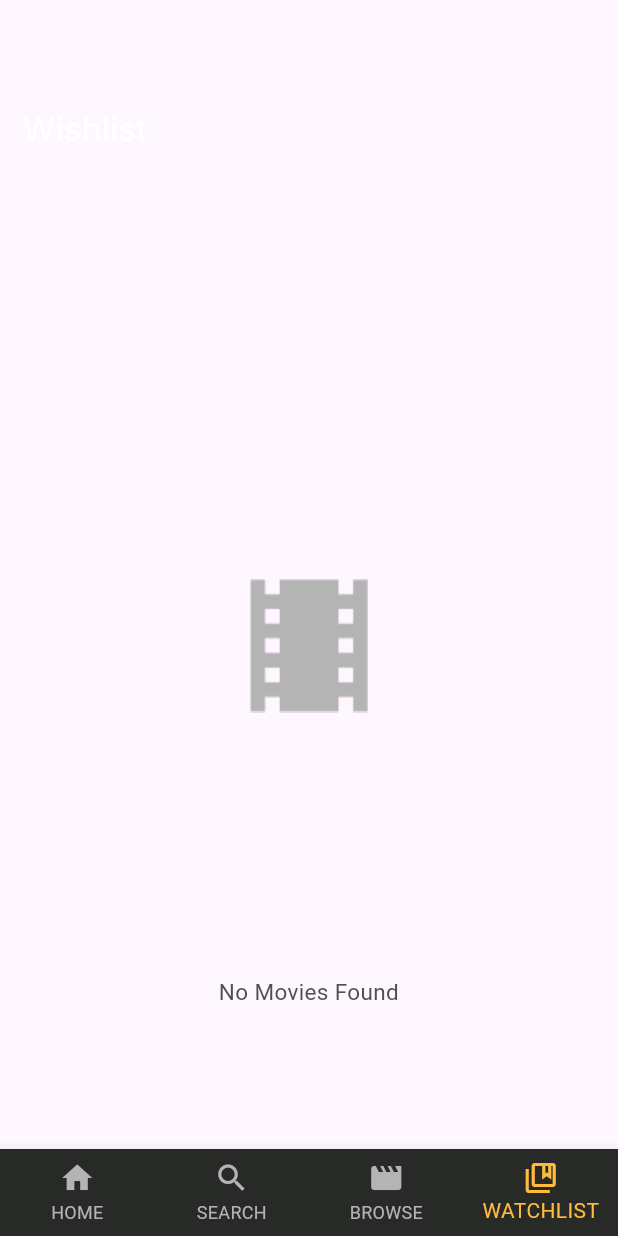
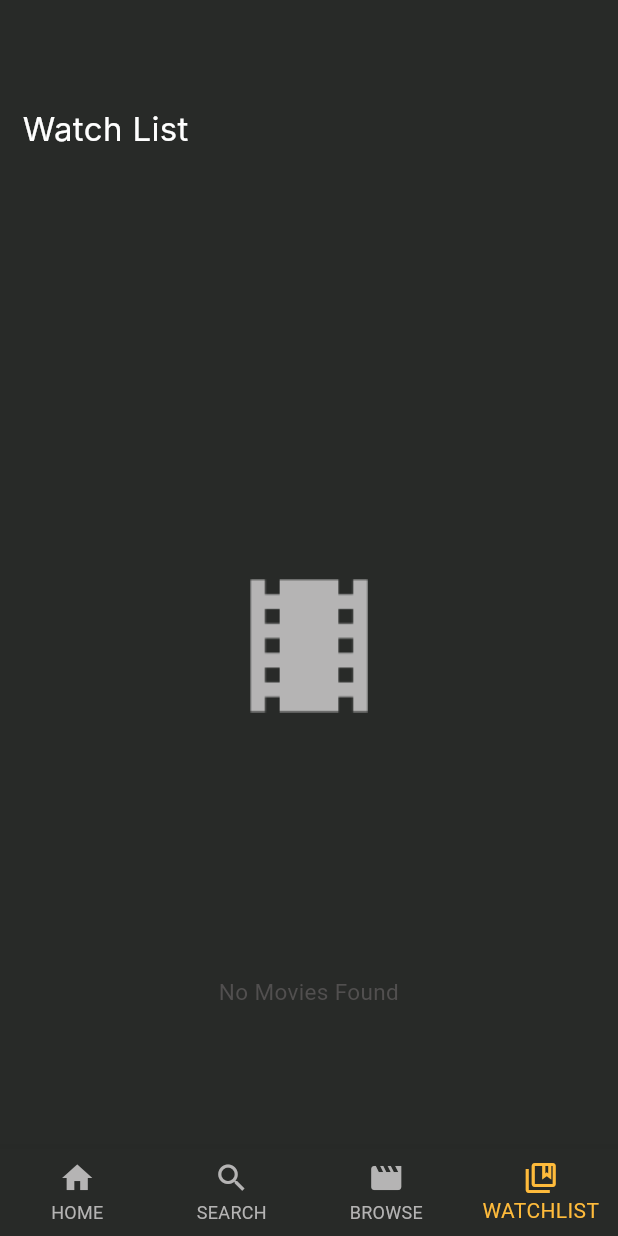
Before and after one commit to Mennaeshra12/move-on-, a Flutter app: the screen it shows after launch, item 4 of the bottom bar chosen, on a phone screen of 412 x 824 dp. Run offline on Flutter 3.47's test engine with Material 3 defaults, Android fonts, the phone set to English and light mode, and no system bars; our stand-ins replace carousel_slider, cloud_firestore, firebase_core, flutter_bloc, flutter_screenutil, google_fonts and 1 more; accounts and stored records are empty; network calls fail; Roboto replaces fonts that are missing (Inter).

Commit message:
background

```diff
--- a/lib/HomeTab/widgets/upComingItem.dart
+++ b/lib/HomeTab/widgets/upComingItem.dart
@@ -74,6 +74,10 @@ class _UpcomingitemState extends State<Upcomingitem> {
               onTap: (){
                // Navigator.pushNamed(context, WatchListTab.routeName);
               },
+              child: InkWell(
+                onTap: (){
+                  Navigator.of(context).pushNamed(WatchListTab.routeName);
+                },
                 child: Image.asset(
                   _isFavorite
                       ? 'assets/images/Icon awesome-bookmark.png'
@@ -85,6 +89,7 @@ class _UpcomingitemState extends State<Upcomingitem> {
               ),
             ),
           ),
+        ),
         // Add movie title at the bottom
       ],
     );
--- a/lib/WatchList/watchListTab.dart
+++ b/lib/WatchList/watchListTab.dart
@@ -6,19 +6,20 @@ import 'package:movies_watchlist/WatchList/Widgets/wishlist_movie_item.dart';
 import 'package:movies_watchlist/firebase_utils.dart';
 import 'package:movies_watchlist/homeScreen/home_screen.dart';
 
-
 class WatchListTab extends StatelessWidget {
   static const String routeName = "watch_list";
 
   @override
   Widget build(BuildContext context) {
-    return Padding(
+    return Container(
+      color: AppColors.backgroundColor,
+      child: Padding(
         padding: const EdgeInsets.only(top: 70, left: 15, right: 15),
         child: Column(
           crossAxisAlignment: CrossAxisAlignment.stretch,
           children: [
             const Text(
-            'Wishlist',
+              'Watch List',
               style: TextStyle(
                 fontFamily: 'Inter',
                 color: AppColors.whiteColorText,
@@ -71,8 +72,7 @@ class WatchListTab extends StatelessWidget {
                               context, HomeScreen.routeName,
                               arguments: moviesList[index]);
                         },
-                      child:
-                      WatchlistMovieItem(model: moviesList[index])),
+                        child: WatchlistMovieItem(model: moviesList[index])),
                     itemCount: moviesList.length,
                     padding: EdgeInsets.zero,
                   );
@@ -81,6 +81,7 @@ class WatchListTab extends StatelessWidget {
             ),
           ],
         ),
+      ),
     );
   }
 }
--- a/lib/main.dart
+++ b/lib/main.dart
@@ -2,6 +2,7 @@ import 'dart:io';
 import 'package:firebase_core/firebase_core.dart';
 import 'package:flutter/material.dart';
 import 'package:flutter_screenutil/flutter_screenutil.dart';
+import 'package:movies_watchlist/WatchList/watchListTab.dart';
 import 'package:movies_watchlist/splashScreen/splashScreen.dart';
 import 'BrowserScreen/Widgets/browserTabScreen.dart';
 import 'HomeTab/widgets/homeTab.dart';
@@ -40,6 +41,7 @@ class MyApp extends StatelessWidget {
             SplashScreen.routeName: (context) => SplashScreen(),
             Hometab.routeName: (context) => Hometab(),
             Searchsceentab.routeName: (context) => Searchsceentab(),
+            WatchListTab.routeName : (context) => WatchListTab(),
             BrowserTabScreen.routeName: (context) => BrowserTabScreen(),
           },
         );
```
Lines whose indentation alone changed are shown as unchanged.
